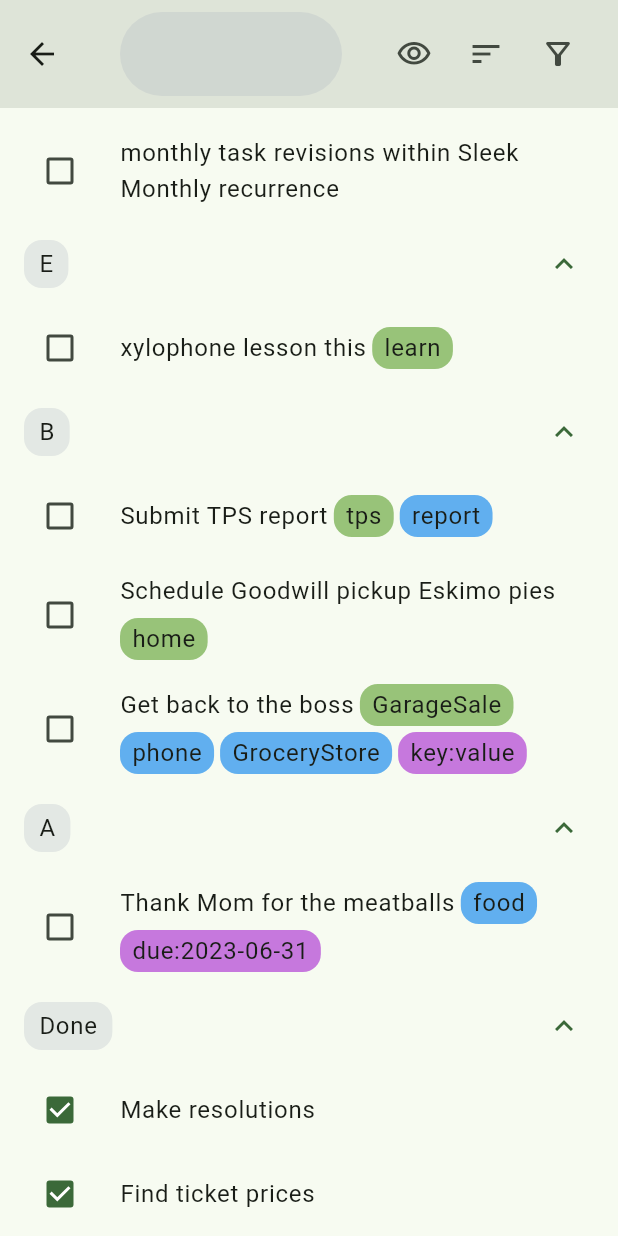
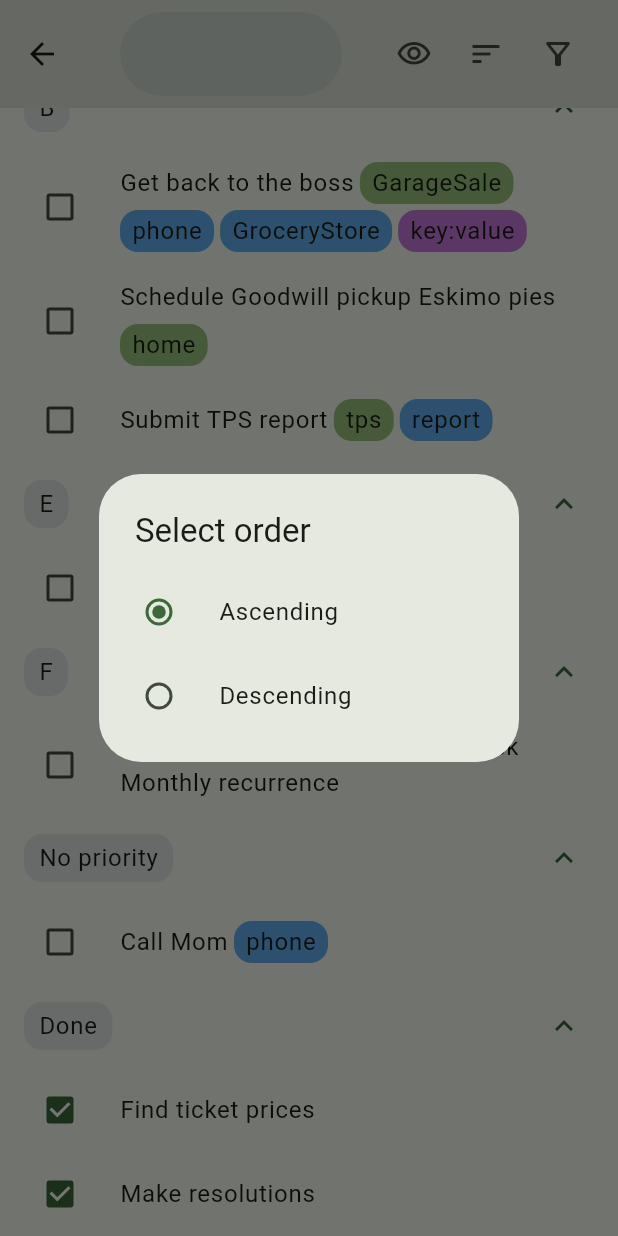
Before and after one commit to tmaegel/ntodotxt, a Flutter app: the TodoListWideView screen opened directly, scrolled down 160 dp, after a tap on the "sort" icon, on a phone screen of 412 x 824 dp. Run offline on Flutter 3.47's test engine with Material 2 defaults, Android fonts, the phone set to English and light mode, and no system bars; our stand-ins replace equatable, flutter_bloc, go_router, rxdart.

Commit message:
Add filter and order dialog

```diff
--- /dev/null
+++ b/lib/common_widgets/order_dialog.dart
@@ -0,0 +1,47 @@
+import 'package:flutter/material.dart';
+import 'package:flutter_bloc/flutter_bloc.dart';
+import 'package:ntodotxt/presentation/todo/states/todo_list.dart';
+
+class OrderDialog extends StatelessWidget {
+  const OrderDialog({super.key});
+
+  @override
+  Widget build(BuildContext context) {
+    return BlocBuilder<TodoListBloc, TodoListState>(
+      buildWhen: (TodoListState previousState, TodoListState state) {
+        // Rebuild if order is changed only.
+        return previousState.order != state.order;
+      },
+      builder: (BuildContext context, TodoListState state) {
+        return SimpleDialog(
+          title: const Text('Select order'),
+          children: [
+            ListTile(
+              title: const Text('Ascending'),
+              leading: Radio<TodoListOrder>(
+                value: TodoListOrder.ascending,
+                groupValue: state.order,
+                onChanged: (TodoListOrder? value) => _setState(context, value),
+              ),
+            ),
+            ListTile(
+              title: const Text('Descending'),
+              leading: Radio<TodoListOrder>(
+                value: TodoListOrder.descending,
+                groupValue: state.order,
+                onChanged: (TodoListOrder? value) => _setState(context, value),
+              ),
+            ),
+          ],
+        );
+      },
+    );
+  }
+
+  void _setState(BuildContext context, TodoListOrder? order) {
+    if (order != null) {
+      context.read<TodoListBloc>().add(TodoListOrderChanged(order: order));
+    }
+    Navigator.pop(context);
+  }
+}
--- a/lib/presentation/todo/pages/todo_list_page.dart
+++ b/lib/presentation/todo/pages/todo_list_page.dart
@@ -4,6 +4,8 @@ import 'package:go_router/go_router.dart';
 import 'package:ntodotxt/common_widgets/app_bar.dart';
 import 'package:ntodotxt/common_widgets/chip.dart';
 import 'package:ntodotxt/common_widgets/fab.dart';
+import 'package:ntodotxt/common_widgets/filter_dialog.dart';
+import 'package:ntodotxt/common_widgets/order_dialog.dart';
 import 'package:ntodotxt/common_widgets/search_bar.dart';
 import 'package:ntodotxt/constants/screen.dart';
 import 'package:ntodotxt/constants/todo.dart';
@@ -34,7 +36,22 @@ abstract class TodoListView extends StatelessWidget {
 
   /// Switch todo list ordering.
   void _orderAction(BuildContext context) {
-    context.read<TodoListBloc>().add(const TodoListOrderChanged());
+    showDialog<void>(
+      context: context,
+      builder: (BuildContext context) {
+        return const OrderDialog();
+      },
+    );
+  }
+
+  /// Switch todo list filter.
+  void _filterAction(BuildContext context) {
+    showDialog<void>(
+      context: context,
+      builder: (BuildContext context) {
+        return const FilterDialog();
+      },
+    );
   }
 
   List<Widget> _buildToolBarActions(BuildContext context) {
@@ -52,7 +69,7 @@ abstract class TodoListView extends StatelessWidget {
       IconButton(
         tooltip: 'Filter',
         icon: const Icon(Icons.filter_alt_outlined),
-        onPressed: () {},
+        onPressed: () => _filterAction(context),
       ),
     ];
   }
--- a/lib/presentation/todo/states/todo_list_bloc.dart
+++ b/lib/presentation/todo/states/todo_list_bloc.dart
@@ -15,6 +15,7 @@ class TodoListBloc extends Bloc<TodoListEvent, TodoListState> {
     on<TodoListTodoCompletionToggled>(_onTodoCompletionToggled);
     on<TodoListTodoDeleted>(_onTodoDeleted);
     on<TodoListOrderChanged>(_onTodoListOrderChanged);
+    on<TodoListFilterChanged>(_onTodoListFilterChanged);
   }
 
   void _onTodoListSubscriptionRequested(
@@ -55,9 +56,13 @@ class TodoListBloc extends Bloc<TodoListEvent, TodoListState> {
     TodoListOrderChanged event,
     Emitter<TodoListState> emit,
   ) {
-    emit(state.copyWith(
-        order: state.order == TodoListOrder.ascending
-            ? TodoListOrder.descending
-            : TodoListOrder.ascending));
+    emit(state.copyWith(order: event.order));
+  }
+
+  void _onTodoListFilterChanged(
+    TodoListFilterChanged event,
+    Emitter<TodoListState> emit,
+  ) {
+    emit(state.copyWith(filter: event.filter));
   }
 }
--- a/lib/presentation/todo/states/todo_list_event.dart
+++ b/lib/presentation/todo/states/todo_list_event.dart
@@ -22,10 +22,7 @@ final class TodoListTodoCompletionToggled extends TodoListEvent {
   });
 
   @override
-  List<Object?> get props => [
-        id,
-        completion,
-      ];
+  List<Object?> get props => [id, completion];
 }
 
 final class TodoListTodoDeleted extends TodoListEvent {
@@ -36,11 +33,27 @@ final class TodoListTodoDeleted extends TodoListEvent {
   });
 
   @override
-  List<Object?> get props => [
-        id,
-      ];
+  List<Object> get props => [id];
 }
 
 final class TodoListOrderChanged extends TodoListEvent {
-  const TodoListOrderChanged();
+  final TodoListOrder order;
+
+  const TodoListOrderChanged({
+    required this.order,
+  });
+
+  @override
+  List<Object> get props => [order];
 }
+
+final class TodoListFilterChanged extends TodoListEvent {
+  final TodoListFilter filter;
+
+  const TodoListFilterChanged({
+    required this.filter,
+  });
+
+  @override
+  List<Object> get props => [filter];
+}
```
Also changed, not shown: lib/common_widgets/filter_dialog.dart (added, +55 -0 lines).
